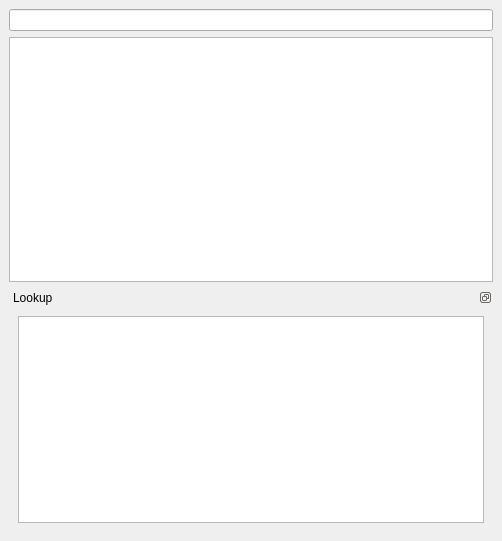
Before: the Qt Designer form lib/ui/dictionary_dock.ui in Ruin0x11/eiwaji, drawn with Qt 5.
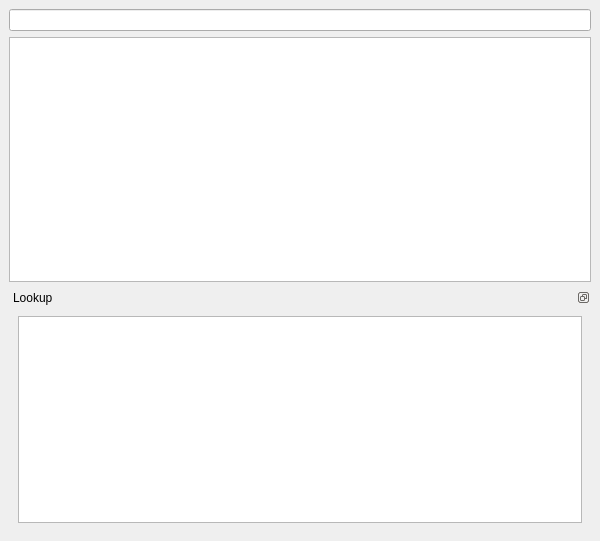
After: the same form once the commit is applied.

```diff
--- a/lib/ui/dictionary_dock.ui
+++ b/lib/ui/dictionary_dock.ui
@@ -6,10 +6,16 @@
    <rect>
     <x>0</x>
     <y>0</y>
-    <width>502</width>
+    <width>600</width>
     <height>541</height>
    </rect>
   </property>
+  <property name="minimumSize">
+   <size>
+    <width>600</width>
+    <height>400</height>
+   </size>
+  </property>
   <property name="features">
    <set>QDockWidget::DockWidgetFloatable|QDockWidget::DockWidgetMovable</set>
   </property>
@@ -49,6 +55,12 @@
         <attribute name="verticalHeaderVisible">
          <bool>false</bool>
         </attribute>
+        <attribute name="verticalHeaderDefaultSectionSize">
+         <number>20</number>
+        </attribute>
+        <attribute name="verticalHeaderMinimumSectionSize">
+         <number>10</number>
+        </attribute>
        </widget>
       </item>
       <item>
```
